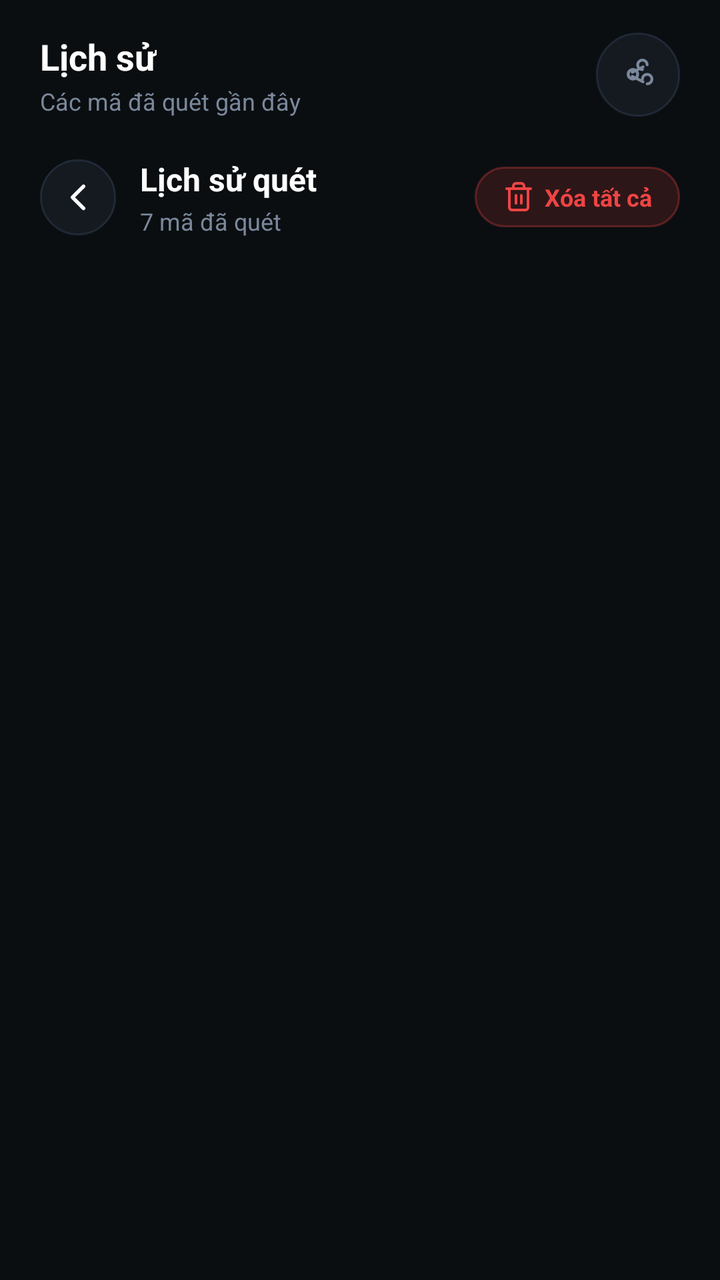
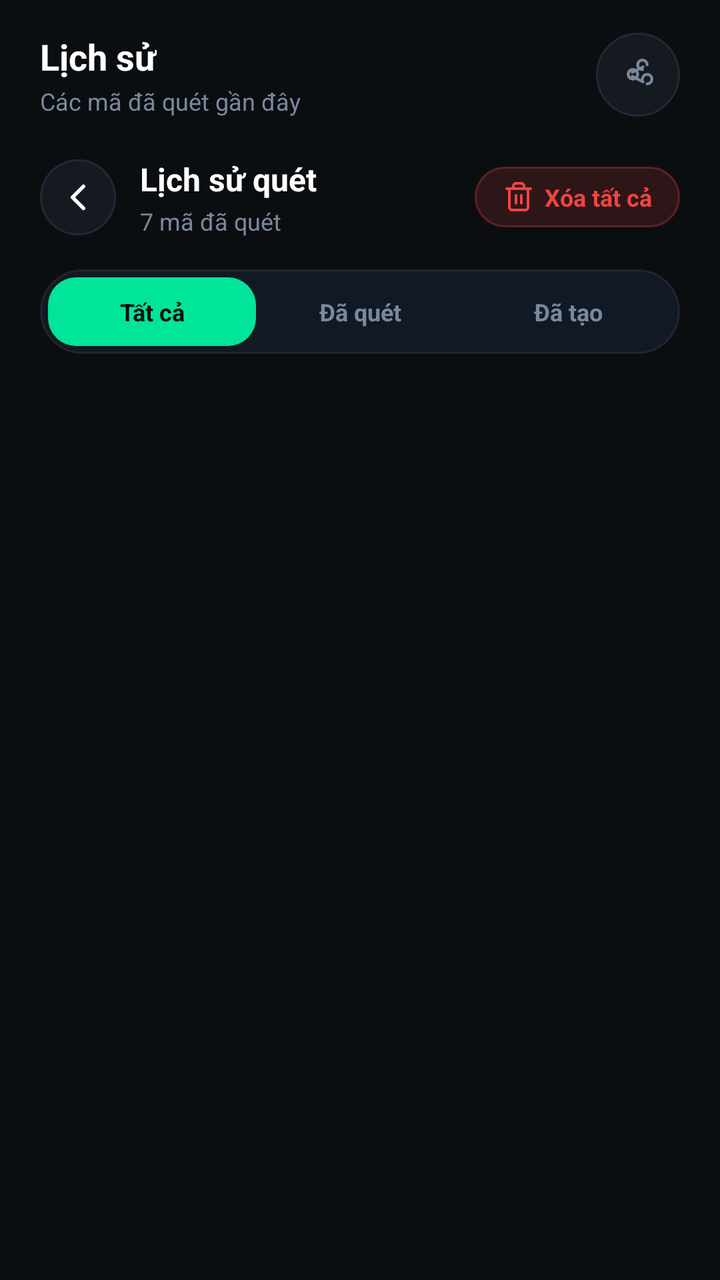

The first picture is an Android layout as it rendered before a commit; the second is the same layout after the commit. The layout source and the unified diff follow.
<!-- AndroidManifest.xml: application theme Theme.QRStudio -->
<!-- res/layout/fragment_history.xml -->
<?xml version="1.0" encoding="utf-8"?>
<ScrollView xmlns:android="http://schemas.android.com/apk/res/android"
    xmlns:app="http://schemas.android.com/apk/res-auto"
    android:layout_width="match_parent"
    android:layout_height="match_parent"
    android:background="@color/qr_background"
    android:fillViewport="true">

    <LinearLayout
        android:layout_width="match_parent"
        android:layout_height="wrap_content"
        android:orientation="vertical"
        android:paddingStart="20dp"
        android:paddingEnd="20dp"
        android:paddingTop="16dp"
        android:paddingBottom="24dp">

        
        <RelativeLayout
            android:layout_width="match_parent"
            android:layout_height="wrap_content">
            <LinearLayout
                android:layout_width="wrap_content"
                android:layout_height="wrap_content"
                android:orientation="vertical"
                android:layout_alignParentStart="true"
                android:layout_centerVertical="true">
                <TextView
                    android:layout_width="wrap_content"
                    android:layout_height="wrap_content"
                    android:text="Lịch sử"
                    android:textColor="@color/qr_foreground"
                    android:textSize="18sp"
                    android:textStyle="bold" />
                <TextView
                    android:layout_width="wrap_content"
                    android:layout_height="wrap_content"
                    android:layout_marginTop="2dp"
                    android:text="Các mã đã quét gần đây"
                    android:textColor="@color/qr_muted"
                    android:textSize="12sp" />
            </LinearLayout>

            <FrameLayout
                android:layout_width="42dp"
                android:layout_height="42dp"
                android:layout_alignParentEnd="true"
                android:layout_centerVertical="true"
                android:background="@drawable/bg_circle_button">
                <ImageView
                    android:layout_width="19dp"
                    android:layout_height="19dp"
                    android:layout_gravity="center"
                    android:src="@drawable/ic_share_node"
                    app:tint="@color/qr_muted" />
            </FrameLayout>
        </RelativeLayout>

        
        <RelativeLayout
            android:layout_width="match_parent"
            android:layout_height="wrap_content"
            android:layout_marginTop="20dp">

            <LinearLayout
                android:layout_width="wrap_content"
                android:layout_height="wrap_content"
                android:orientation="horizontal"
                android:gravity="center_vertical"
                android:layout_alignParentStart="true"
                android:layout_centerVertical="true">

                <FrameLayout
                    android:id="@+id/btnBack"
                    android:layout_width="38dp"
                    android:layout_height="38dp"
                    android:background="@drawable/bg_circle_button"
                    android:clickable="true"
                    android:focusable="true">
                    <ImageView
                        android:layout_width="22dp"
                        android:layout_height="22dp"
                        android:layout_gravity="center"
                        android:src="@drawable/ic_chevron_left"
                        app:tint="@color/qr_foreground" />
                </FrameLayout>

                <LinearLayout
                    android:layout_width="wrap_content"
                    android:layout_height="wrap_content"
                    android:layout_marginStart="12dp"
                    android:orientation="vertical">
                    <TextView
                        android:layout_width="wrap_content"
                        android:layout_height="wrap_content"
                        android:text="Lịch sử quét"
                        android:textColor="@color/qr_foreground"
                        android:textSize="16sp"
                        android:textStyle="bold" />
                    <TextView
                        android:id="@+id/tvHistoryCount"
                        android:layout_width="wrap_content"
                        android:layout_height="wrap_content"
                        android:layout_marginTop="2dp"
                        android:text="7 mã đã quét"
                        android:textColor="@color/qr_muted"
                        android:textSize="12sp" />
                </LinearLayout>
            </LinearLayout>

            
            <LinearLayout
                android:id="@+id/btnDeleteAll"
                android:layout_width="wrap_content"
                android:layout_height="wrap_content"
                android:layout_alignParentEnd="true"
                android:layout_centerVertical="true"
                android:background="@drawable/bg_danger_pill"
                android:paddingHorizontal="14dp"
                android:paddingVertical="7dp"
                android:gravity="center_vertical"
                android:clickable="true"
                android:focusable="true">
                <ImageView
                    android:layout_width="16dp"
                    android:layout_height="16dp"
                    android:src="@drawable/ic_trash"
                    app:tint="@color/qr_destructive" />
                <TextView
                    android:layout_width="wrap_content"
                    android:layout_height="wrap_content"
                    android:layout_marginStart="5dp"
                    android:text="Xóa tất cả"
                    android:textColor="@color/qr_destructive"
                    android:textSize="12sp"
                    android:textStyle="bold" />
            </LinearLayout>
        </RelativeLayout>

        
        <LinearLayout
            android:id="@+id/layoutEmpty"
            android:layout_width="match_parent"
            android:layout_height="wrap_content"
            android:layout_marginTop="20dp"
            android:background="@drawable/bg_card"
            android:orientation="vertical"
            android:gravity="center"
            android:paddingVertical="56dp"
            android:paddingHorizontal="24dp"
            android:visibility="gone">

            <FrameLayout
                android:layout_width="58dp"
                android:layout_height="58dp"
                android:background="@drawable/bg_icon_circle">
                <ImageView
                    android:layout_width="28dp"
                    android:layout_height="28dp"
                    android:layout_gravity="center"
                    android:src="@drawable/ic_nav_generate"
                    app:tint="@color/qr_muted" />
            </FrameLayout>

            <TextView
                android:layout_width="wrap_content"
                android:layout_height="wrap_content"
                android:layout_marginTop="16dp"
                android:text="Chưa có lịch sử"
                android:textColor="@color/qr_foreground"
                android:textSize="15sp"
                android:textStyle="bold" />

            <TextView
                android:layout_width="wrap_content"
                android:layout_height="wrap_content"
                android:layout_marginTop="6dp"
                android:text="Các mã QR bạn quét sẽ xuất hiện tại đây."
                android:textColor="@color/qr_muted"
                android:textSize="12sp"
                android:gravity="center" />
        </LinearLayout>

        
        <androidx.recyclerview.widget.RecyclerView
            android:id="@+id/rvFullHistory"
            android:layout_width="match_parent"
            android:layout_height="wrap_content"
            android:layout_marginTop="16dp"
            android:nestedScrollingEnabled="false" />

    </LinearLayout>
</ScrollView>
<!-- resources referenced by this layout -->
<resources>
  <color name="qr_background">#0B0E11</color>
  <color name="qr_destructive">#EF4444</color>
  <color name="qr_foreground">#FFFFFF</color>
  <color name="qr_muted">#7A889B</color>
  <!-- drawable bg_card (drawable) -->
  <shape xmlns:android="http://schemas.android.com/apk/res/android"><solid android:color="#101924"/><corners android:radius="24dp"/><stroke android:width="1dp" android:color="#14FFFFFF"/></shape>
  <!-- drawable bg_circle_button (drawable) -->
  <?xml version="1.0" encoding="utf-8"?>
  <shape xmlns:android="http://schemas.android.com/apk/res/android"
      android:shape="oval">
      <solid android:color="@color/qr_card" />
      <stroke
          android:width="1dp"
          android:color="@color/qr_card_stroke" />
  </shape>
  <!-- drawable bg_danger_pill (drawable) -->
  <?xml version="1.0" encoding="utf-8"?>
  <shape xmlns:android="http://schemas.android.com/apk/res/android"
      android:shape="rectangle">
      <solid android:color="@color/qr_destructive_bg" />
      <stroke
          android:width="1dp"
          android:color="#4DEF4444" />
      <corners android:radius="20dp" />
  </shape>
  <!-- drawable bg_icon_circle (drawable) -->
  <?xml version="1.0" encoding="utf-8"?>
  <shape xmlns:android="http://schemas.android.com/apk/res/android"
      android:shape="oval">
      <solid android:color="@color/qr_icon_bg" />
      <stroke
          android:width="1dp"
          android:color="@color/qr_icon_stroke" />
  </shape>
  <!-- drawable ic_chevron_left (drawable) -->
  <vector xmlns:android="http://schemas.android.com/apk/res/android"
      android:width="24dp"
      android:height="24dp"
      android:viewportWidth="24"
      android:viewportHeight="24">
      <path
          android:fillColor="@android:color/transparent"
          android:strokeColor="#FFFFFF"
          android:strokeWidth="2"
          android:strokeLineCap="round"
          android:strokeLineJoin="round"
          android:pathData="M15,18l-6,-6 6,-6" />
  </vector>
  <!-- drawable ic_nav_generate (drawable) -->
  <vector xmlns:android="http://schemas.android.com/apk/res/android"
      android:width="24dp"
      android:height="24dp"
      android:viewportWidth="24"
      android:viewportHeight="24">
      <path
          android:fillColor="@android:color/transparent"
          android:strokeColor="#FFFFFF"
          android:strokeWidth="2"
          android:strokeLineCap="round"
          android:strokeLineJoin="round"
          android:pathData="M3,3h6v6H3z M15,3h6v6h-6z M3,15h6v6H3z M15,15h2v2h-2z M19,15h2v2h-2z M15,19h2v2h-2z M19,19h2v2h-2z" />
  </vector>
  <!-- drawable ic_share_node (drawable) -->
  <vector xmlns:android="http://schemas.android.com/apk/res/android"
      android:width="24dp"
      android:height="24dp"
      android:viewportWidth="24"
      android:viewportHeight="24">
      <path
          android:strokeColor="#A0AEC0"
          android:strokeWidth="1.8"
          android:strokeLineCap="round"
          android:strokeLineJoin="round"
          android:pathData="M18,6a3,3 0 1,0 -3,3 M6,12a3,3 0 1,0 0,-0.1 M18,18a3,3 0 1,0 -3,-3 M8.6,10.7l6.8,-3.4 M8.6,13.3l6.8,3.4" />
  </vector>
  <style name="Theme.QRStudio" parent="Theme.AppCompat.DayNight.NoActionBar">
          <item name="android:colorAccent">#23EFC2</item>
          <item name="android:statusBarColor">#070E16</item>
          <item name="android:navigationBarColor">#070E16</item>
          <item name="android:windowLightStatusBar">false</item>
      </style>
  <color name="qr_card">#151A21</color>
  <color name="qr_card_stroke">#202936</color>
  <color name="qr_destructive_bg">#26EF4444</color>
  <color name="qr_icon_bg">#1C232D</color>
  <color name="qr_icon_stroke">#283342</color>
  <!-- unchanged entries left out for length: 1 -->
</resources>

<!-- the commit's change to res/layout/fragment_history.xml (unified diff, before → after) -->
@@ -139,6 +139,59 @@
 
         
         <LinearLayout
+            android:layout_width="match_parent"
+            android:layout_height="wrap_content"
+            android:layout_marginTop="16dp"
+            android:background="@drawable/bg_card"
+            android:orientation="horizontal"
+            android:padding="4dp">
+
+            <TextView
+                android:id="@+id/tabAll"
+                android:layout_width="0dp"
+                android:layout_height="wrap_content"
+                android:layout_weight="1"
+                android:background="@drawable/bg_tab_selected"
+                android:gravity="center"
+                android:paddingVertical="9dp"
+                android:text="Tất cả"
+                android:textColor="@color/qr_mint_dark"
+                android:textSize="12sp"
+                android:textStyle="bold"
+                android:clickable="true"
+                android:focusable="true" />
+
+            <TextView
+                android:id="@+id/tabScanned"
+                android:layout_width="0dp"
+                android:layout_height="wrap_content"
+                android:layout_weight="1"
+                android:gravity="center"
+                android:paddingVertical="9dp"
+                android:text="Đã quét"
+                android:textColor="@color/qr_muted"
+                android:textSize="12sp"
+                android:textStyle="bold"
+                android:clickable="true"
+                android:focusable="true" />
+
+            <TextView
+                android:id="@+id/tabCreated"
+                android:layout_width="0dp"
+                android:layout_height="wrap_content"
+                android:layout_weight="1"
+                android:gravity="center"
+                android:paddingVertical="9dp"
+                android:text="Đã tạo"
+                android:textColor="@color/qr_muted"
+                android:textSize="12sp"
+                android:textStyle="bold"
+                android:clickable="true"
+                android:focusable="true" />
+        </LinearLayout>
+
+        
+        <LinearLayout
             android:id="@+id/layoutEmpty"
             android:layout_width="match_parent"
             android:layout_height="wrap_content"
@@ -155,6 +208,7 @@
                 android:layout_height="58dp"
                 android:background="@drawable/bg_icon_circle">
                 <ImageView
+                    android:id="@+id/ivEmptyIcon"
                     android:layout_width="28dp"
                     android:layout_height="28dp"
                     android:layout_gravity="center"
@@ -163,6 +217,7 @@
             </FrameLayout>
 
             <TextView
+                android:id="@+id/tvEmptyTitle"
                 android:layout_width="wrap_content"
                 android:layout_height="wrap_content"
                 android:layout_marginTop="16dp"
@@ -172,10 +227,11 @@
                 android:textStyle="bold" />
 
             <TextView
+                android:id="@+id/tvEmptySubtitle"
                 android:layout_width="wrap_content"
                 android:layout_height="wrap_content"
                 android:layout_marginTop="6dp"
-                android:text="Các mã QR bạn quét sẽ xuất hiện tại đây."
+                android:text="Các mã QR bạn quét hoặc tạo sẽ xuất hiện tại đây."
                 android:textColor="@color/qr_muted"
                 android:textSize="12sp"
                 android:gravity="center" />
<!-- resource entries referenced after the edit -->
@@ -3,6 +3,7 @@
   <color name="qr_background">#0B0E11</color>
   <color name="qr_destructive">#EF4444</color>
   <color name="qr_foreground">#FFFFFF</color>
+  <color name="qr_mint_dark">#0B0E11</color>
   <color name="qr_muted">#7A889B</color>
   <!-- drawable bg_card (drawable) -->
   <shape xmlns:android="http://schemas.android.com/apk/res/android"><solid android:color="#101924"/><corners android:radius="24dp"/><stroke android:width="1dp" android:color="#14FFFFFF"/></shape>
@@ -33,6 +34,13 @@
       <stroke
           android:width="1dp"
           android:color="@color/qr_icon_stroke" />
+  </shape>
+  <!-- drawable bg_tab_selected (drawable) -->
+  <?xml version="1.0" encoding="utf-8"?>
+  <shape xmlns:android="http://schemas.android.com/apk/res/android"
+      android:shape="rectangle">
+      <solid android:color="@color/qr_mint" />
+      <corners android:radius="14dp" />
   </shape>
   <!-- drawable ic_chevron_left (drawable) -->
   <vector xmlns:android="http://schemas.android.com/apk/res/android"
@@ -86,6 +94,7 @@
   <color name="qr_destructive_bg">#26EF4444</color>
   <color name="qr_icon_bg">#1C232D</color>
   <color name="qr_icon_stroke">#283342</color>
+  <color name="qr_mint">#00E599</color>
   <!-- unchanged entries left out for length: 1 -->
 </resources>
 
